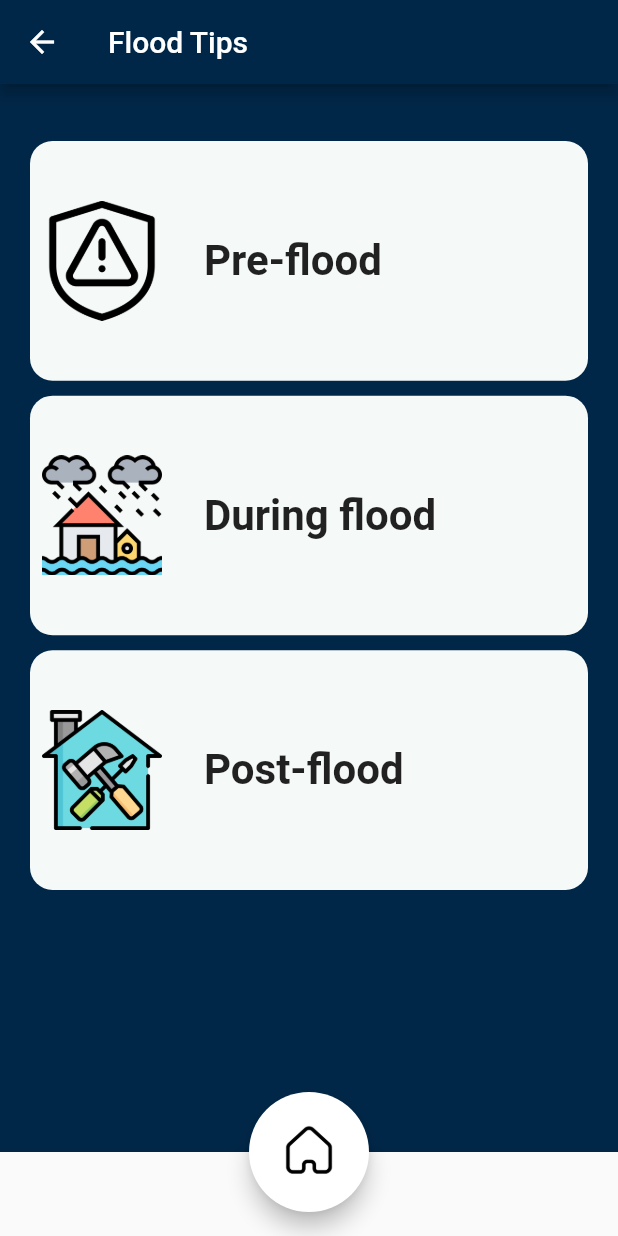
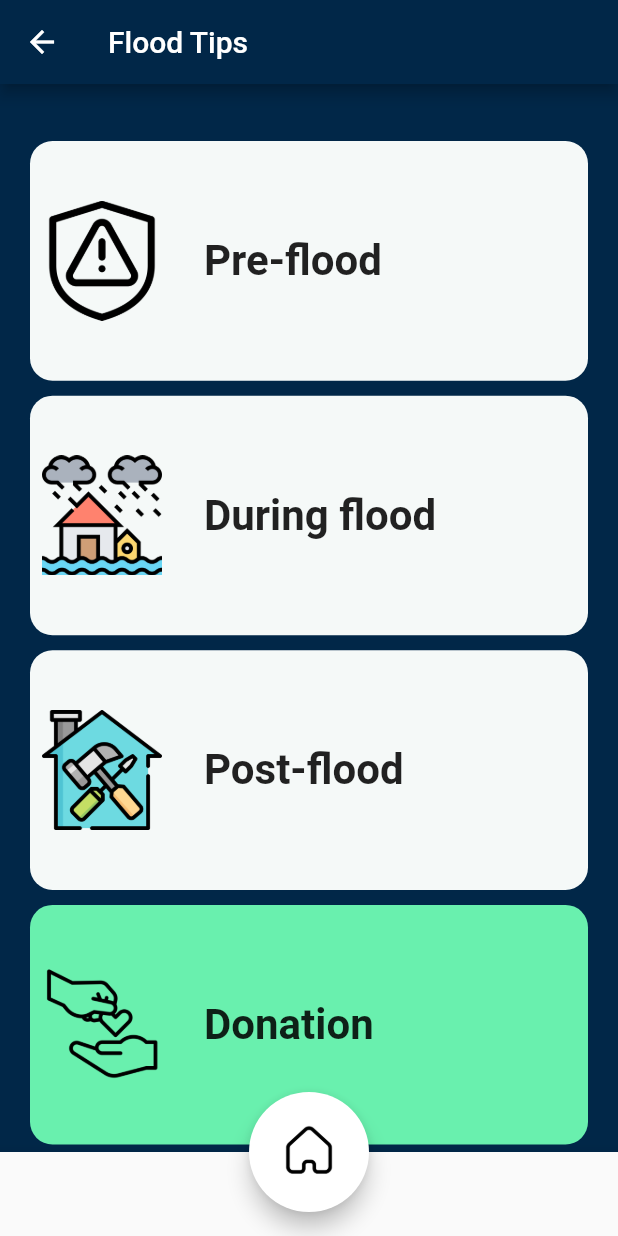
Before and after one commit to FirdausKhamid/Bah_Project_CAT304, a Flutter app: the FloodTipsPage screen opened directly, on a phone screen of 412 x 824 dp. Run offline on Flutter 3.47's test engine with Material 2 defaults, Android fonts, the phone set to English and light mode, and no system bars; our stand-ins replace cloud_firestore, firebase_core, firebase_database, firebase_storage, flutter_local_notifications, geocoding and 3 more; missing offline and left inert: geocoder; accounts and stored records are empty; network calls fail.

Commit message:
Added Donation Page

```diff
--- a/lib/screens/general/flood_tips/floodtips.dart
+++ b/lib/screens/general/flood_tips/floodtips.dart
@@ -1,4 +1,5 @@
 import 'package:flutter/material.dart';
+import 'package:flutterui/screens/general/flood_tips/donation.dart';
 import 'package:flutterui/screens/widgets/bottom_menu.dart';
 import 'package:flutterui/screens/widgets/home_button.dart';
 import 'package:flutterui/screens/general/flood_tips/preflood.dart';
@@ -148,7 +149,44 @@ class FloodTipsPage extends StatelessWidget {
               ),
             ),
           ),
-          Expanded(flex: 2, child: Container()),
+          Expanded(
+            flex: 2,
+            child: Padding(
+              padding: const EdgeInsets.fromLTRB(20, 5, 20, 5),
+              child: InkWell(
+                onTap: () {
+                  Navigator.push(
+                    context,
+                    MaterialPageRoute(builder: (context) => DonationPage()),
+                  );
+                },
+                child: Container(
+                  decoration: BoxDecoration(
+                      color: Colors.greenAccent,
+                      borderRadius: BorderRadius.circular(15)),
+                  child: Row(
+                    children: [
+                      Padding(
+                        padding: const EdgeInsets.all(8.0),
+                        child: Image.asset(
+                          'assets/donate.png',
+                          width: 80,
+                        ),
+                      ),
+                      const Padding(
+                        padding: EdgeInsets.fromLTRB(20, 8, 8, 8),
+                        child: Text('Donation',
+                            textScaleFactor: 2,
+                            style: TextStyle(
+                              fontWeight: FontWeight.bold,
+                            )),
+                      )
+                    ],
+                  ),
+                ),
+              ),
+            ),
+          )
         ],
       )),
 
--- a/pubspec.yaml
+++ b/pubspec.yaml
@@ -153,3 +153,4 @@ assets:
   - assets/preflood_guide.png
   - assets/duringflood_guide.png
   - assets/postflood_guide.png
+  - assets/redcresent.png
```
Also changed, not shown: lib/screens/general/flood_tips/donation.dart (added, +28 -0 lines), lib/screens/widgets/carousel.dart (added, +148 -0 lines), assets/redcresent.png (added), pubspec.lock.
